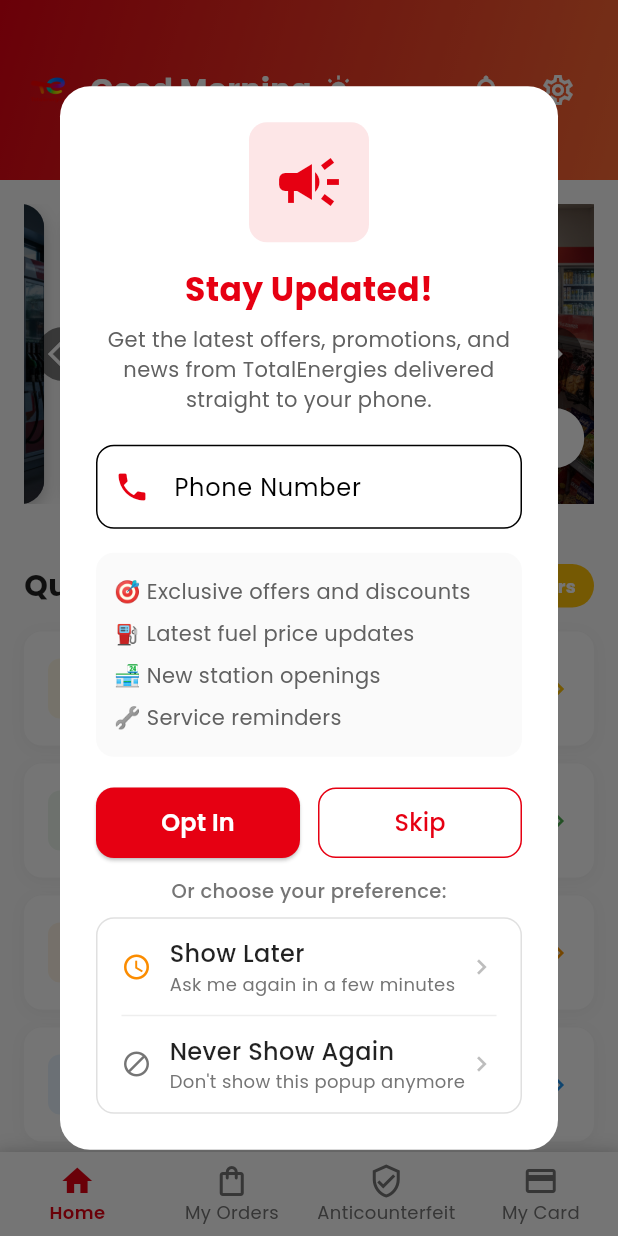
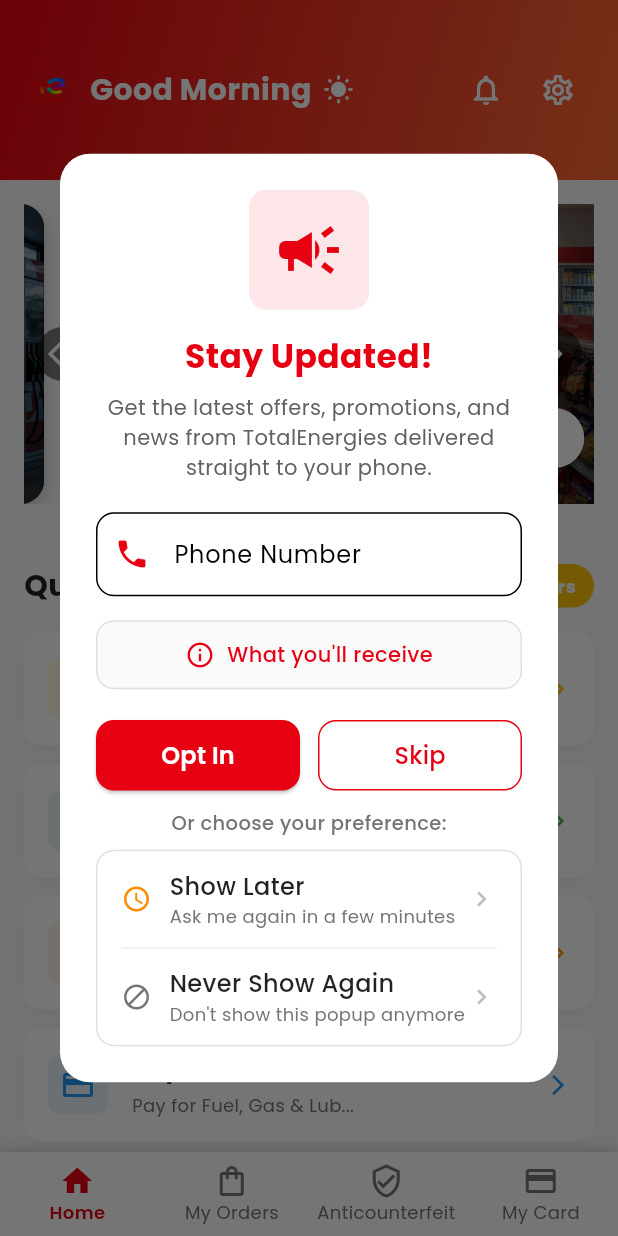
Before and after one commit to boazomare1/totalenergies-app, a Flutter app: the screen it shows after launch, on a phone screen of 412 x 824 dp. Run offline on Flutter 3.47's test engine with Material 3 defaults, Android fonts, the phone set to English and light mode, and no system bars; our stand-ins replace google_fonts.

Commit message:
feat: Make newsletter dialog compact with expandable benefits
🎯 COMPACT DESIGN:
- Removed always-visible benefits list to prevent scrolling
- Added expandable benefits section with toggle button
- Users now see options immediately without scrolling

📱 NEW BENEFITS TOGGLE:
- Added 'What you'll receive' button with info icon
- Click to expand/collapse benefits list
- Shows 'Hide Benefits' when expanded
- Clean, minimal design with TotalEnergies red color

✅ USER EXPERIENCE:
- Dialog fits on screen without scrolling
- Benefits are still accessible when needed
- Immediate access to action buttons
- Better mobile experience with compact layout

🔧 IMPLEMENTATION:
- Added _showBenefits state variable
- Added _toggleBenefits() method
- Conditional rendering of benefits list
- Maintained all existing functionality

Ready for testing with immediate option visibility!

```diff
--- a/lib/screens/home_screen.dart
+++ b/lib/screens/home_screen.dart
@@ -737,6 +737,7 @@ class _NewsletterOptInDialog extends StatefulWidget {
 class _NewsletterOptInDialogState extends State<_NewsletterOptInDialog> {
   final TextEditingController _phoneController = TextEditingController();
   bool _isOptingIn = false;
+  bool _showBenefits = false;
 
   @override
   void dispose() {
@@ -812,7 +813,41 @@ class _NewsletterOptInDialogState extends State<_NewsletterOptInDialog> {
             ),
             const SizedBox(height: 16),
 
-            // Benefits List
+            // Benefits Toggle
+            GestureDetector(
+              onTap: _toggleBenefits,
+              child: Container(
+                padding: const EdgeInsets.symmetric(horizontal: 16, vertical: 12),
+                decoration: BoxDecoration(
+                  color: Colors.grey[50],
+                  borderRadius: BorderRadius.circular(12),
+                  border: Border.all(color: Colors.grey[300]!),
+                ),
+                child: Row(
+                  mainAxisAlignment: MainAxisAlignment.center,
+                  children: [
+                    Icon(
+                      _showBenefits ? Icons.keyboard_arrow_up : Icons.info_outline,
+                      color: const Color(0xFFE60012),
+                      size: 20,
+                    ),
+                    const SizedBox(width: 8),
+                    Text(
+                      _showBenefits ? 'Hide Benefits' : 'What you\'ll receive',
+                      style: GoogleFonts.poppins(
+                        fontSize: 14,
+                        color: const Color(0xFFE60012),
+                        fontWeight: FontWeight.w500,
+                      ),
+                    ),
+                  ],
+                ),
+              ),
+            ),
+
+            // Benefits List (Expandable)
+            if (_showBenefits) ...[
+              const SizedBox(height: 12),
               Container(
                 padding: const EdgeInsets.all(12),
                 decoration: BoxDecoration(
@@ -828,6 +863,7 @@ class _NewsletterOptInDialogState extends State<_NewsletterOptInDialog> {
                   ],
                 ),
               ),
+            ],
             const SizedBox(height: 20),
 
             // Action Buttons
@@ -1041,6 +1077,12 @@ class _NewsletterOptInDialogState extends State<_NewsletterOptInDialog> {
     );
   }
 
+  void _toggleBenefits() {
+    setState(() {
+      _showBenefits = !_showBenefits;
+    });
+  }
+
   void _optIn() {
     if (_phoneController.text.trim().isEmpty) {
       ScaffoldMessenger.of(context).showSnackBar(
```
Lines whose indentation alone changed are shown as unchanged.
